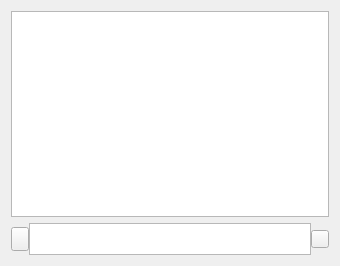
Above: desktop/windows/ChatWindow.ui from ForSuhr/FlowLink before the change. Below: the same form after it.
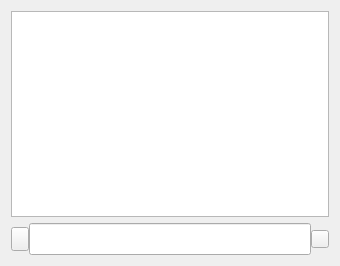
That is the form after the change.

Commit message: UI: Change the QTextEdit in chatwindow to QLineEdit; UI: Add a hotkey to QLineEdit to send msg

```diff
--- a/desktop/windows/ChatWindow.ui
+++ b/desktop/windows/ChatWindow.ui
@@ -52,7 +52,7 @@
       </widget>
      </item>
      <item>
-      <widget class="QTextEdit" name="textEditMsg">
+      <widget class="QLineEdit" name="lineEditMsg">
        <property name="minimumSize">
         <size>
          <width>200</width>
```
The commit also changes 2 other files.
